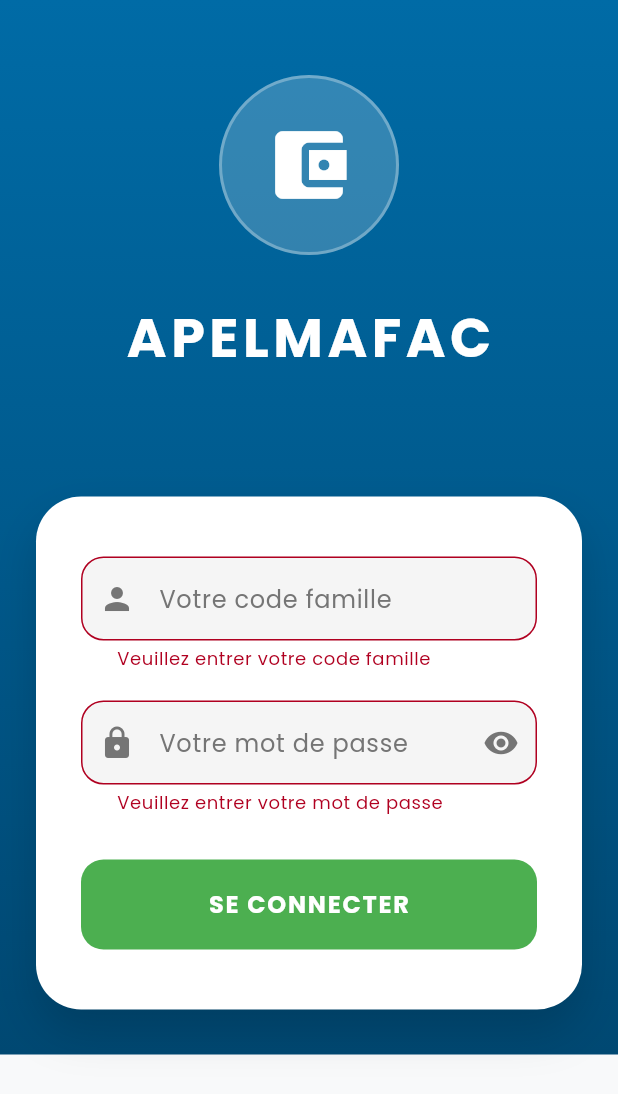
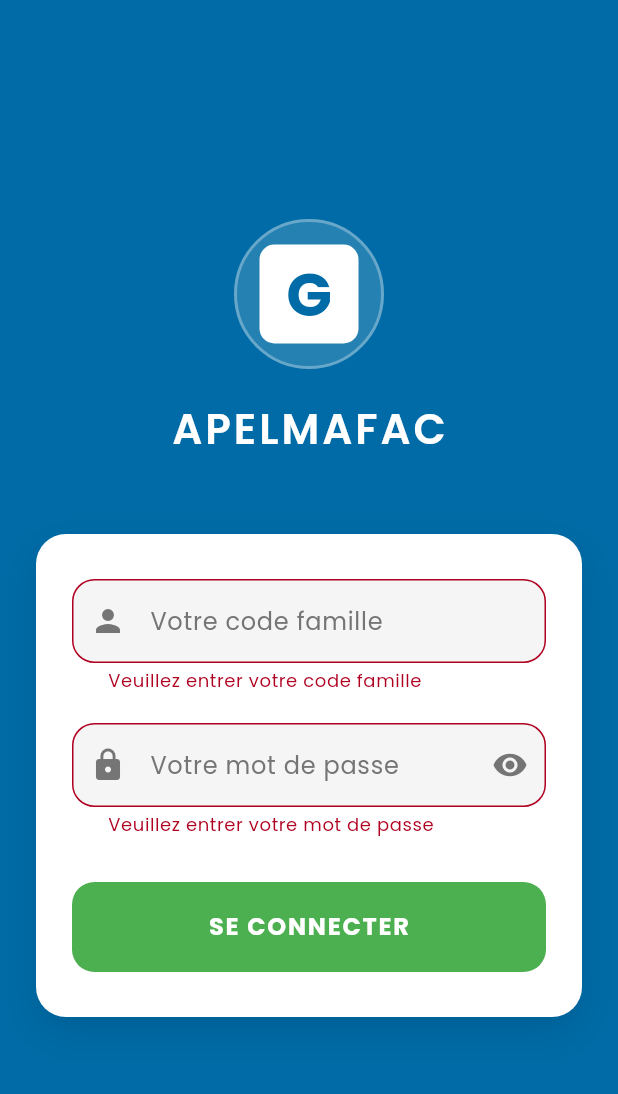
Before and after one commit to yab21/digitapps_pays_client, a Flutter app: the screen it shows after launch, after a tap on "SE CONNECTER", on a phone screen of 412 x 824 dp. Shown: the top 1094 px of the screen. Run offline on Flutter 3.47's test engine with Material 3 defaults, Android fonts, the phone set to English and light mode, and no system bars; our stand-ins replace google_fonts, shared_preferences.

Commit message:
Improve APELMAFAC UI design and fix layout issues
- Fixed large white space issue by centering content vertically
- Replaced wallet icon with custom "G" logo matching the design
- Optimized padding and spacing for better visual balance
- Updated both splash and login screens with consistent branding
- Fixed syntax errors in login_screen.dart
- Made UI more compact and professional

🤖 Generated with [Claude Code](https://claude.ai/code)

Co-Authored-By: Claude <noreply@anthropic.com>

```diff
--- a/lib/screens/login_screen.dart
+++ b/lib/screens/login_screen.dart
@@ -108,77 +108,80 @@ class _LoginScreenState extends State<LoginScreen> with TickerProviderStateMixin
 
   @override
   Widget build(BuildContext context) {
+
     return Scaffold(
-      body: Container(
-        decoration: const BoxDecoration(
-          gradient: LinearGradient(
-            begin: Alignment.topCenter,
-            end: Alignment.bottomCenter,
-            colors: [
-              Color(0xFF006BA6), // Bleu APELMAFAC
-              Color(0xFF005A8D),
-              Color(0xFF004872),
-            ],
-          ),
-        ),
-        child: SafeArea(
+      backgroundColor: const Color(0xFF006BA6),
+      body: SafeArea(
+        child: Center(
           child: SingleChildScrollView(
+            child: Padding(
               padding: const EdgeInsets.symmetric(horizontal: 24.0),
               child: Column(
+                mainAxisAlignment: MainAxisAlignment.center,
                 children: [
-                const SizedBox(height: 50),
-
                   // Logo et titre
                   FadeTransition(
                     opacity: _fadeAnimation,
                     child: Column(
                       children: [
                         Container(
-                        width: 120,
-                        height: 120,
+                          width: 100,
+                          height: 100,
                           decoration: BoxDecoration(
-                          color: Colors.white.withValues(alpha: 0.2),
+                            color: Colors.white.withValues(alpha: 0.15),
                             shape: BoxShape.circle,
                             border: Border.all(
                               color: Colors.white.withValues(alpha: 0.3),
                               width: 2,
                             ),
                           ),
-                        child: const Icon(
-                          Icons.account_balance_wallet,
-                          size: 60,
+                          child: Container(
+                            margin: const EdgeInsets.all(15),
+                            decoration: BoxDecoration(
                               color: Colors.white,
+                              borderRadius: BorderRadius.circular(10),
+                            ),
+                            child: const Center(
+                              child: Text(
+                                'G',
+                                style: TextStyle(
+                                  color: Color(0xFF006BA6),
+                                  fontSize: 40,
+                                  fontWeight: FontWeight.bold,
                                 ),
                               ),
-                      const SizedBox(height: 30),
+                            ),
+                          ),
+                        ),
+                        const SizedBox(height: 20),
                         const Text(
                           'APELMAFAC',
                           style: TextStyle(
                             color: Colors.white,
-                          fontSize: 36,
-                          fontWeight: FontWeight.bold,
-                          letterSpacing: 3,
+                            fontSize: 28,
+                            fontWeight: FontWeight.w600,
+                            letterSpacing: 2,
                           ),
                         ),
                       ],
                     ),
                   ),
 
-                const SizedBox(height: 80),
+                  const SizedBox(height: 50),
 
                   // Formulaire de connexion
                   SlideTransition(
                     position: _slideAnimation,
                     child: Container(
-                    padding: const EdgeInsets.symmetric(horizontal: 30, vertical: 40),
+                      padding: const EdgeInsets.symmetric(horizontal: 24, vertical: 30),
                       decoration: BoxDecoration(
                         color: Colors.white,
-                      borderRadius: BorderRadius.circular(30),
+                        borderRadius: BorderRadius.circular(20),
                         boxShadow: [
                           BoxShadow(
-                          color: Colors.black.withValues(alpha: 0.15),
-                          blurRadius: 25,
-                          offset: const Offset(0, 15),
+                            color: Colors.black.withValues(alpha: 0.1),
+                            blurRadius: 20,
+                            offset: const Offset(0, 10),
                           ),
                         ],
                       ),
@@ -319,9 +322,8 @@ class _LoginScreenState extends State<LoginScreen> with TickerProviderStateMixin
                     ),
                   ),
                 ),
-
-                const SizedBox(height: 30),
                 ],
+              ),
             ),
           ),
         ),
--- a/lib/screens/splash_screen.dart
+++ b/lib/screens/splash_screen.dart
@@ -58,8 +58,8 @@ class _SplashScreenState extends State<SplashScreen> with SingleTickerProviderSt
   Widget build(BuildContext context) {
     return Scaffold(
       body: Container(
-        decoration: BoxDecoration(
-          gradient: const LinearGradient(
+        decoration: const BoxDecoration(
+          gradient: LinearGradient(
             begin: Alignment.topCenter,
             end: Alignment.bottomCenter,
             colors: [
@@ -78,23 +78,32 @@ class _SplashScreenState extends State<SplashScreen> with SingleTickerProviderSt
                 mainAxisAlignment: MainAxisAlignment.center,
                 children: [
                 Container(
-                  width: 120,
-                  height: 120,
+                  width: 100,
+                  height: 100,
                   decoration: BoxDecoration(
-                    color: Colors.white,
+                    color: Colors.white.withValues(alpha: 0.15),
                     shape: BoxShape.circle,
-                    boxShadow: [
-                      BoxShadow(
-                        color: Colors.black.withValues(alpha: 0.2),
-                        blurRadius: 20,
-                        offset: const Offset(0, 10),
+                    border: Border.all(
+                      color: Colors.white.withValues(alpha: 0.3),
+                      width: 2,
+                    ),
+                  ),
+                  child: Container(
+                    margin: const EdgeInsets.all(15),
+                    decoration: BoxDecoration(
+                      color: Colors.white,
+                      borderRadius: BorderRadius.circular(10),
+                    ),
+                    child: const Center(
+                      child: Text(
+                        'G',
+                        style: TextStyle(
+                          color: Color(0xFF006BA6),
+                          fontSize: 40,
+                          fontWeight: FontWeight.bold,
+                        ),
                       ),
-                    ],
-                  ),
-                  child: const Icon(
-                    Icons.account_balance_wallet,
-                    size: 60,
-                    color: Colors.white,
+                    ),
                   ),
                 ),
                 const SizedBox(height: 30),
```
Lines whose indentation alone changed are shown as unchanged.
